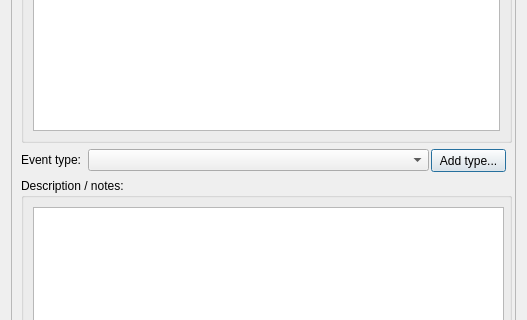
Old version of the form adddialog.ui in the repository artwaw/nibiru; both pictures show x 0 to 527 and y 223 to 543 of the 527 by 683 pixel window.
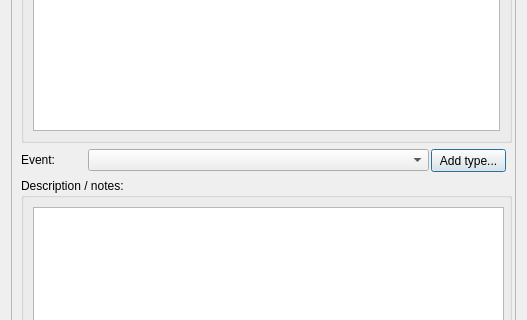
New version of the form.

```diff
--- a/adddialog.ui
+++ b/adddialog.ui
@@ -650,7 +650,7 @@
            </size>
           </property>
           <property name="text">
-           <string>Event type:</string>
+           <string>Event:</string>
           </property>
          </widget>
         </item>
```
Left out of the diff: 12 changed lines with no effect on the pictures.
